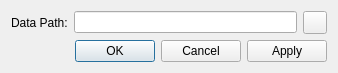
This is src/ui/PreferencesDialog.ui in Emdek/wz-map-editor as Qt 5 draws it before an edit. The edited form follows.
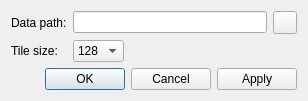
This is the edited form. Icons and pictures are not drawn.

Commit message: Allow to set size of tile for rendering and remember zoom level and which view was used (2D or 3D)

Patch:
```diff
--- a/src/ui/PreferencesDialog.ui
+++ b/src/ui/PreferencesDialog.ui
@@ -6,8 +6,8 @@
    <rect>
     <x>0</x>
     <y>0</y>
-    <width>338</width>
-    <height>73</height>
+    <width>308</width>
+    <height>96</height>
    </rect>
   </property>
   <property name="windowTitle">
@@ -26,7 +26,10 @@
      <item row="0" column="0">
       <widget class="QLabel" name="dataPathLabel">
        <property name="text">
-        <string>Data Path:</string>
+        <string>Data path:</string>
+       </property>
+       <property name="buddy">
+        <cstring>dataPathLineEdit</cstring>
        </property>
       </widget>
      </item>
@@ -48,6 +51,43 @@
        </item>
       </layout>
      </item>
+     <item row="1" column="0">
+      <widget class="QLabel" name="tileSizeLabel">
+       <property name="toolTip">
+        <string>Size of tiles used to render map view</string>
+       </property>
+       <property name="text">
+        <string>Tile size:</string>
+       </property>
+       <property name="buddy">
+        <cstring>tileSizeComboBox</cstring>
+       </property>
+      </widget>
+     </item>
+     <item row="1" column="1">
+      <widget class="QComboBox" name="tileSizeComboBox">
+       <item>
+        <property name="text">
+         <string>128</string>
+        </property>
+       </item>
+       <item>
+        <property name="text">
+         <string>64</string>
+        </property>
+       </item>
+       <item>
+        <property name="text">
+         <string>32</string>
+        </property>
+       </item>
+       <item>
+        <property name="text">
+         <string>16</string>
+        </property>
+       </item>
+      </widget>
+     </item>
     </layout>
    </item>
    <item>
```
Left out of the diff: 3 changed lines with no effect on the pictures. The commit also changes 5 other files.
